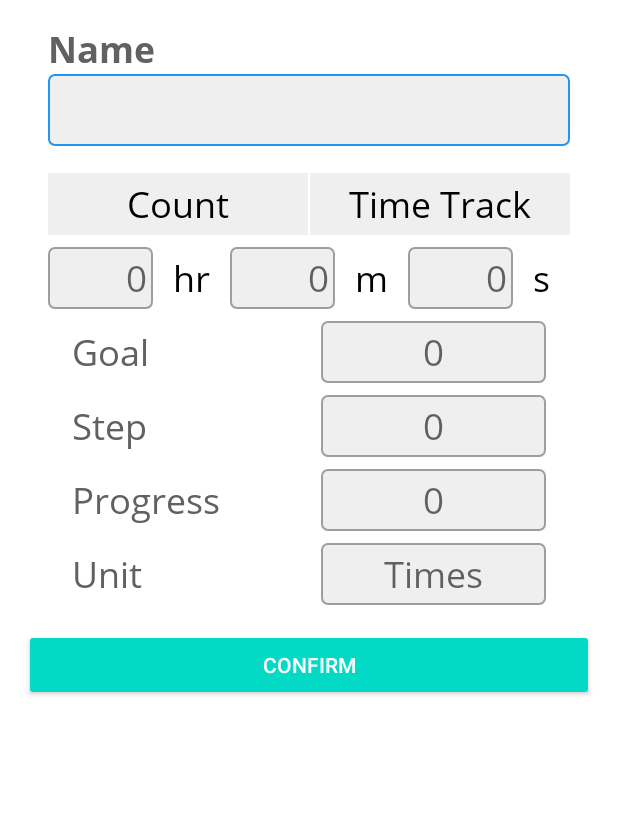
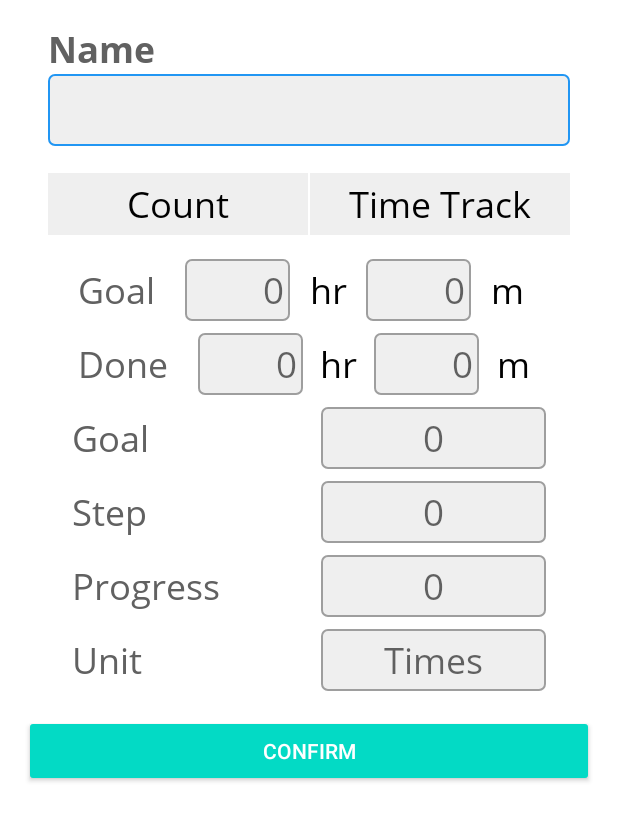
Before and after one commit to fcat97/Mohaasaba, an Android app: the layout fragment_edit_subplan.xml on its own in the app's theme, with its tools: preview values and no code run, on a phone screen of 412 x 824 dp. Shown: the top 821 px of the screen. Run offline under Robolectric (Android 15) with nearby library versions, the phone set to English and light mode, and no system bars.

Commit message:
++ Feature added

```diff
--- a/app/src/main/res/layout/fragment_edit_subplan.xml
+++ b/app/src/main/res/layout/fragment_edit_subplan.xml
@@ -69,10 +69,26 @@
             android:id="@+id/timeInput_LinearLayout_FragmentEditSubPlan"
             android:layout_width="match_parent"
             android:layout_height="wrap_content"
+            android:visibility="visible"
+            android:orientation="vertical"
+            android:layout_marginTop="@dimen/dimen_small"
+            android:baselineAligned="false">
+            <LinearLayout
+                android:layout_width="match_parent"
+                android:layout_height="wrap_content"
                 android:weightSum="3"
                 android:visibility="visible"
                 android:layout_marginTop="@dimen/dimen_small"
                 android:baselineAligned="false">
+                <TextView
+                    android:layout_width="wrap_content"
+                    android:layout_height="wrap_content"
+                    android:text="Goal"
+                    android:padding="@dimen/dimen_mini"
+                    android:textColor="@color/colorGrayDark"
+                    android:layout_marginStart="@dimen/dimen_large"
+                    android:layout_marginEnd="@dimen/dimen_large"
+                    android:textAppearance="@style/textLarge"/>
                 <LinearLayout
                     android:layout_width="wrap_content"
                     android:layout_height="wrap_content"
@@ -117,12 +133,30 @@
                         android:padding="@dimen/dimen_mini"
                         android:text="m"/>
                 </LinearLayout>
+            </LinearLayout>
+            <LinearLayout
+                android:id="@+id/timeDone_LinearLayout_FragmentEditSubPlan"
+                android:layout_width="match_parent"
+                android:layout_height="wrap_content"
+                android:weightSum="3"
+                android:visibility="visible"
+                android:layout_marginTop="@dimen/dimen_small"
+                android:baselineAligned="false">
+                <TextView
+                    android:layout_width="wrap_content"
+                    android:layout_height="wrap_content"
+                    android:text="Done"
+                    android:padding="@dimen/dimen_mini"
+                    android:textColor="@color/colorGrayDark"
+                    android:layout_marginStart="@dimen/dimen_large"
+                    android:layout_marginEnd="@dimen/dimen_large"
+                    android:textAppearance="@style/textLarge"/>
                 <LinearLayout
                     android:layout_width="wrap_content"
                     android:layout_height="wrap_content"
                     android:layout_weight="1">
                     <EditText
-                    android:id="@+id/second_EditText_FragmentEditSubPlan"
+                        android:id="@+id/hourDone_EditText_FragmentEditSubPlan"
                         android:layout_width="70dp"
                         android:layout_height="wrap_content"
                         android:hint="@string/_0"
@@ -134,10 +168,33 @@
                     <TextView
                         android:layout_width="match_parent"
                         android:layout_height="wrap_content"
+                        android:textAlignment="center"
                         android:textAppearance="@style/textLarge"
                         android:padding="@dimen/dimen_mini"
+                        android:text="hr"/>
+                </LinearLayout>
+                <LinearLayout
+                    android:layout_width="wrap_content"
+                    android:layout_height="wrap_content"
+                    android:layout_weight="1">
+                    <EditText
+                        android:id="@+id/minuteDone_EditText_FragmentEditSubPlan"
+                        android:layout_width="70dp"
+                        android:layout_height="wrap_content"
+                        android:hint="@string/_0"
+                        android:inputType="numberSigned"
+                        android:textAlignment="textEnd"
+                        android:textAppearance="@style/textLarge"
+                        android:padding="@dimen/dimen_mini"
+                        android:background="@drawable/edit_text_background"/>
+                    <TextView
+                        android:layout_width="match_parent"
+                        android:layout_height="wrap_content"
                         android:textAlignment="center"
-                    android:text="s"/>
+                        android:textAppearance="@style/textLarge"
+                        android:padding="@dimen/dimen_mini"
+                        android:text="m"/>
+                </LinearLayout>
             </LinearLayout>
         </LinearLayout>
         <RelativeLayout
```
Also changed, not shown: app/src/main/java/com/example/mohaasaba/plans/FragmentEditSubPlan.java (+21 -9 lines), app/src/main/java/com/example/mohaasaba/plans/SubPlanAdapter.java (+10 -5 lines), 1 other file. Lines whose indentation alone changed are shown as unchanged.
